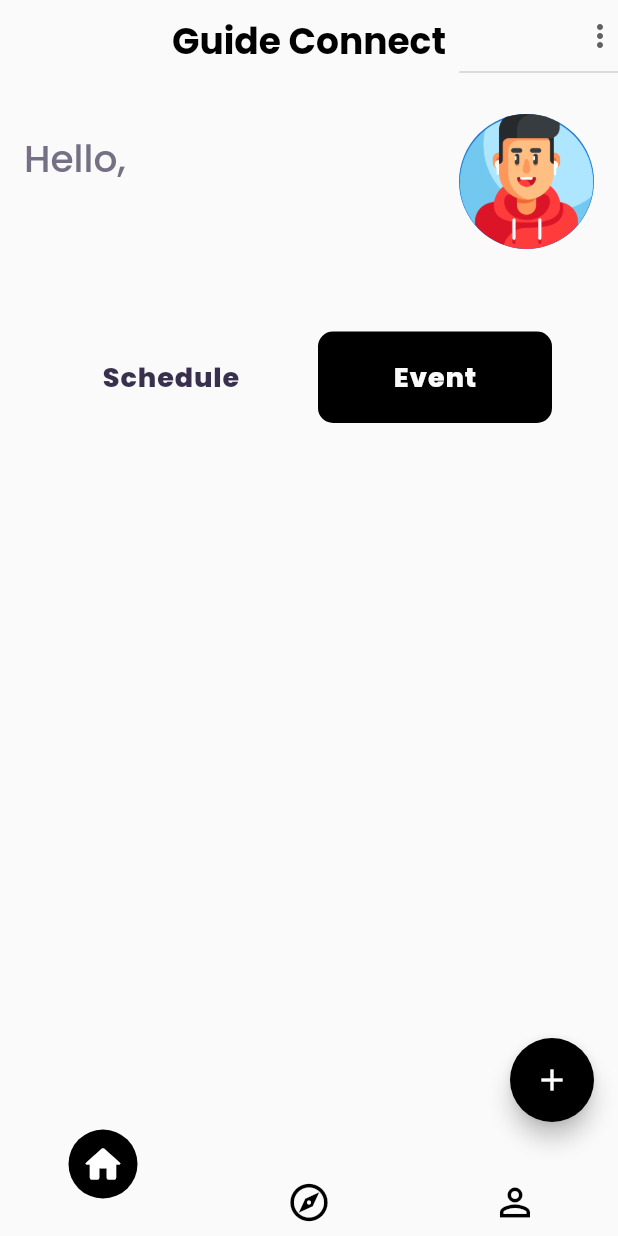
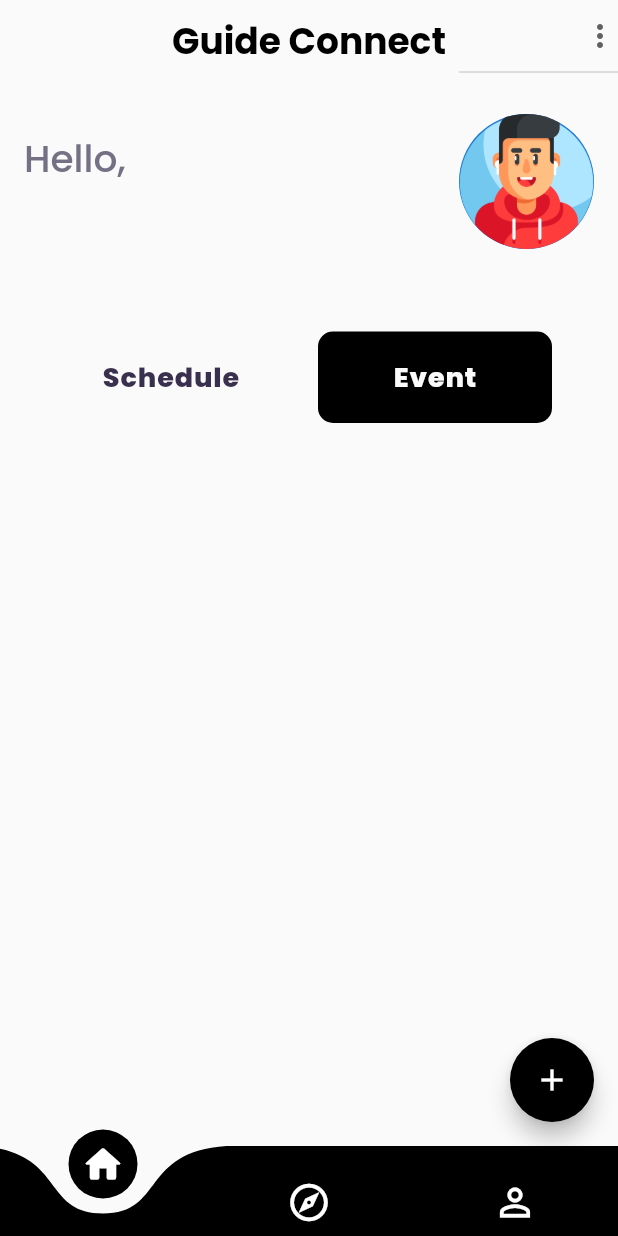
Before and after one commit to OneDvishal/Guide_connect, a Flutter app: the screen it shows once a user with an empty profile is signed in, after a tap on "Event", on a phone screen of 412 x 824 dp. Run offline on Flutter 3.47's test engine with Material 2 defaults, Android fonts, the phone set to English and light mode, and no system bars; drawn by our look-alikes of curved_navigation_bar; our stand-ins replace cloud_firestore, firebase_auth, firebase_core, firebase_storage, google_fonts, image_picker; accounts and stored records are empty; network calls fail.

Commit message:
working navbar

```diff
--- a/lib/component/nevBar.dart
+++ b/lib/component/nevBar.dart
@@ -1,5 +1,8 @@
 import 'package:curved_navigation_bar/curved_navigation_bar.dart';
 import 'package:flutter/material.dart';
+import 'package:guideconnect/screen/college_events_gird_screen.dart';
+import 'package:guideconnect/screen/update_profile_screen.dart';
+
 
 class nevBar extends StatefulWidget {
    nevBar({super.key});
@@ -17,38 +20,55 @@ class _nevBarState extends State<nevBar> {
       debugShowCheckedModeBanner: false,
       home: Scaffold(
         body: CurvedNavigationBar(
-            // key: _bottomNavigationKey,
         index: 0,
         height: 60.0,
-            items:  <Widget>[
+        items: <Widget>[
           Icon(
             Icons.home_rounded,
             size: 30,
-                color: _page==0? Colors.white:Colors.black,
+            color: _page == 0 ? Colors.white : Colors.white,
           ),
           Icon(
             Icons.explore_outlined,
             size: 30,
-                color: _page==1? Colors.white:Colors.black,
+            color: _page == 1 ? Colors.white : Colors.white,
           ),
-
           Icon(
             Icons.perm_identity,
             size: 30,
-                color: _page==2? Colors.white:Colors.black,
+            color: _page == 2 ? Colors.white : Colors.white,
           ),
         ],
-            color: Theme.of(context).scaffoldBackgroundColor,
+        color: Colors.black,
         buttonBackgroundColor: Colors.black,
         backgroundColor: Theme.of(context).scaffoldBackgroundColor,
         animationCurve: Curves.decelerate,
-
         animationDuration: const Duration(milliseconds: 600),
         onTap: (index) {
           setState(() {
             _page = index;
           });
-              // print(_page);
+
+          switch (index) {
+            // case 0:
+            //   Navigator.push(
+            //     context,
+            //     MaterialPageRoute(builder: (context) => HomeScreen()),
+            //   );
+            //   break;
+            case 1:
+              Navigator.push(
+                context,
+                MaterialPageRoute(builder: (context) =>  CollegeEventGrid()),
+              );
+              break;
+            case 2:
+              Navigator.push(
+                context,
+                MaterialPageRoute(builder: (context) => UpdateProfileScreen()),
+              );
+              break;
+          }
         },
         letIndexChange: (index) => true,
       ),
--- a/lib/main.dart
+++ b/lib/main.dart
@@ -16,6 +16,7 @@ class MyApp extends StatelessWidget {
   @override
   Widget build(BuildContext context) {
     return MaterialApp(
+      debugShowCheckedModeBanner: false,
 
       // routes,
       home:StreamBuilder(
--- a/lib/screen/week_selection.dart
+++ b/lib/screen/week_selection.dart
@@ -123,7 +123,7 @@ class WeekdaySelectionScreen extends StatelessWidget {
                   backgroundColor:
                       MaterialStateProperty.all<Color>(Colors.grey[300]!),
                   padding: MaterialStateProperty.all<EdgeInsets>(
-                    EdgeInsets.symmetric(vertical: 16, horizontal: 24),
+                    const EdgeInsets.symmetric(vertical: 16, horizontal: 24),
                   ),
                   shape: MaterialStateProperty.all<RoundedRectangleBorder>(
                     RoundedRectangleBorder(
```
Also changed, not shown: lib/screen/college_events_gird_screen.dart (added, +126 -0 lines), lib/screen/update_profile_screen.dart (+5 -5 lines). Lines whose indentation alone changed are shown as unchanged.
